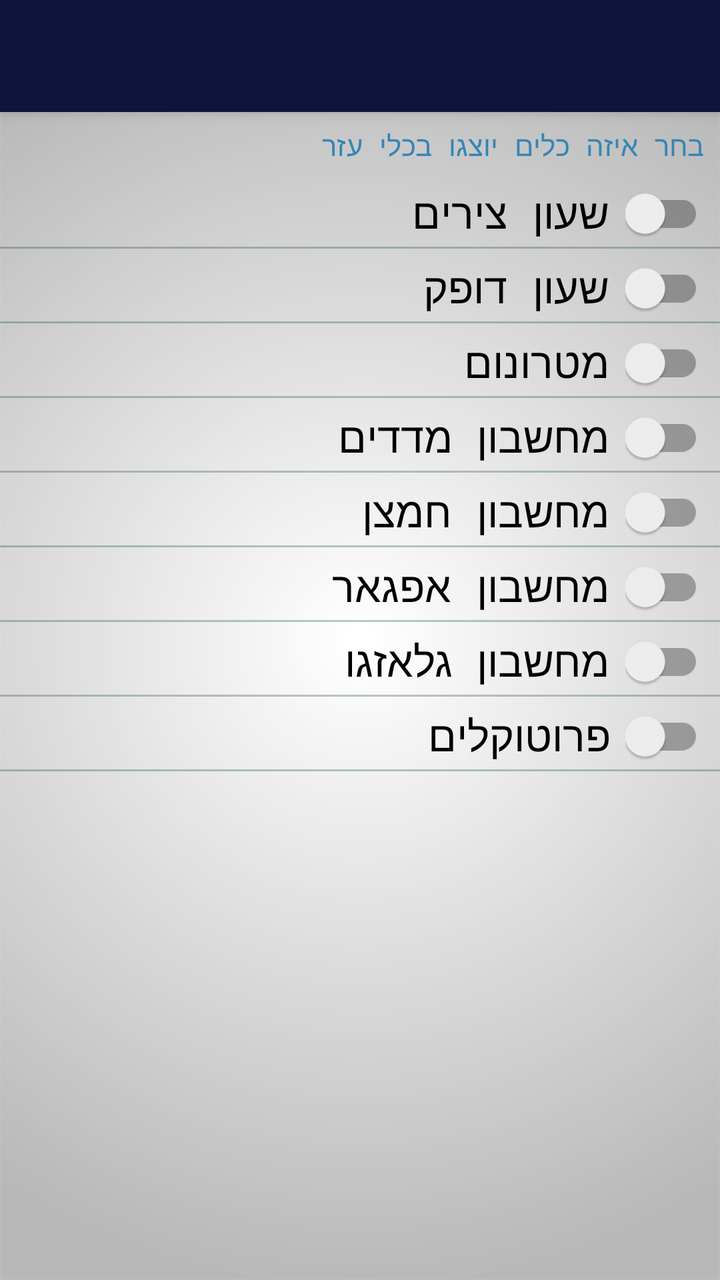
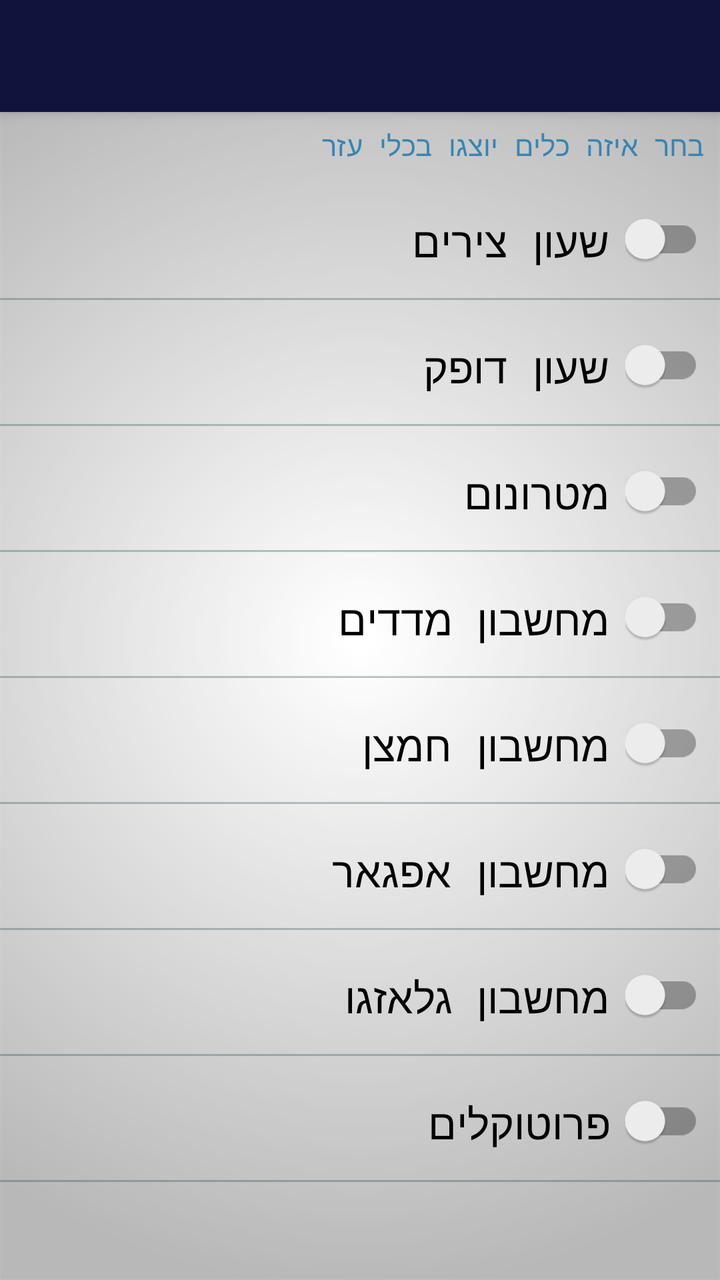

The first picture is an Android layout as it rendered before a commit; the second is the same layout after the commit. The layout source and the unified diff follow.
<!-- AndroidManifest.xml: application theme AppTheme -->
<!-- res/layout/settings_designed_tools.xml -->
<?xml version="1.0" encoding="utf-8"?>
<android.support.design.widget.CoordinatorLayout
    xmlns:android="http://schemas.android.com/apk/res/android"
    xmlns:app="http://schemas.android.com/apk/res-auto"
    android:layout_width="match_parent"
    android:layout_height="match_parent"
    xmlns:tools="http://schemas.android.com/tools"
    tools:context=".SettingsDesignedTools">
    <android.support.design.widget.AppBarLayout
        android:layout_width="match_parent"
        android:layout_height="wrap_content"
        android:theme="@style/AppTheme.AppBarOverlay">
        <android.support.v7.widget.Toolbar
            android:id="@+id/toolbar"
            android:layout_width="match_parent"
            android:layout_height="?attr/actionBarSize"
            android:background="@color/ColorPrimary"
            app:layout_scrollFlags="scroll|exitUntilCollapsed"
            app:popupTheme="@style/AppTheme.PopupOverlay" />
    </android.support.design.widget.AppBarLayout>
    <android.support.constraint.ConstraintLayout
        android:layout_width="match_parent"
        android:layout_height="match_parent"
        app:layout_behavior="@string/appbar_scrolling_view_behavior">
        <TextView
            android:id="@+id/tools_exp"
            android:layout_width="0dp"
            android:layout_height="wrap_content"
            android:layout_marginStart="8dp"
            android:layout_marginTop="7dp"
            android:layout_marginEnd="8dp"
            android:text="@string/pref_description_tools"
            android:textColor="@color/Ocean"
            app:layout_constraintEnd_toEndOf="parent"
            app:layout_constraintStart_toStartOf="parent"
            app:layout_constraintTop_toTopOf="parent" />
        <android.support.constraint.ConstraintLayout
            android:id="@+id/tzirim_pref"
            android:layout_width="match_parent"
            android:layout_height="wrap_content"
            android:layout_marginTop="8dp"
            app:layout_constraintTop_toBottomOf="@id/tools_exp">
            <android.support.v7.widget.SwitchCompat
                android:id="@+id/tzirim"
                android:layout_width="wrap_content"
                android:layout_height="wrap_content"
                android:layout_marginTop="8dp"
                android:layout_marginEnd="8dp"
                android:layout_marginBottom="8dp"
                android:clickable="false"
                app:layout_constraintBottom_toTopOf="@+id/tzirim_divider"
                app:layout_constraintEnd_toEndOf="parent"
                app:layout_constraintTop_toTopOf="parent" />
            <TextView
                android:id="@+id/tzirim_tv"
                android:layout_width="0dp"
                android:layout_height="wrap_content"
                android:layout_marginStart="8dp"
                android:layout_marginTop="2dp"
                android:layout_marginEnd="8dp"
                android:text="@string/button_f"
                android:textSize="21sp"
                app:layout_constraintEnd_toStartOf="@+id/tzirim"
                app:layout_constraintStart_toStartOf="parent"
                app:layout_constraintTop_toTopOf="parent" />
            <View
                android:id="@+id/tzirim_divider"
                android:layout_width="match_parent"
                android:layout_height="1dp"
                android:layout_marginTop="3dp"
                android:background="@color/ColorBlueAlpha"
                app:layout_constraintTop_toBottomOf="@+id/tzirim_tv" />
        </android.support.constraint.ConstraintLayout>
        <android.support.constraint.ConstraintLayout
            android:id="@+id/pulse_pref"
            android:layout_width="match_parent"
            android:layout_height="wrap_content"
            android:layout_marginTop="3dp"
            app:layout_constraintTop_toBottomOf="@+id/tzirim_pref">
            <android.support.v7.widget.SwitchCompat
                android:id="@+id/pulse"
                android:layout_width="wrap_content"
                android:layout_height="wrap_content"
                android:layout_marginTop="8dp"
                android:layout_marginEnd="8dp"
                android:layout_marginBottom="8dp"
                android:clickable="false"
                app:layout_constraintBottom_toTopOf="@+id/pulse_divider"
                app:layout_constraintEnd_toEndOf="parent"
                app:layout_constraintTop_toTopOf="parent" />
            <TextView
                android:id="@+id/pulse_tv"
                android:layout_width="0dp"
                android:layout_height="wrap_content"
                android:layout_marginStart="8dp"
                android:layout_marginTop="2dp"
                android:layout_marginEnd="8dp"
                android:text="@string/button_c"
                android:textSize="21sp"
                app:layout_constraintEnd_toStartOf="@+id/pulse"
                app:layout_constraintStart_toStartOf="parent"
                app:layout_constraintTop_toTopOf="parent" />
            <View
                android:id="@+id/pulse_divider"
                android:layout_width="match_parent"
                android:layout_height="1dp"
                android:background="@color/ColorBlueAlpha"
                android:layout_marginTop="3dp"
                app:layout_constraintTop_toBottomOf="@+id/pulse_tv" />
        </android.support.constraint.ConstraintLayout>
        <android.support.constraint.ConstraintLayout
            android:id="@+id/metro_pref"
            android:layout_width="match_parent"
            android:layout_height="wrap_content"
            android:layout_marginTop="3dp"
            app:layout_constraintTop_toBottomOf="@+id/pulse_pref">
            <android.support.v7.widget.SwitchCompat
                android:id="@+id/metro"
                android:layout_width="wrap_content"
                android:layout_height="wrap_content"
                android:layout_marginTop="8dp"
                android:layout_marginEnd="8dp"
                android:layout_marginBottom="8dp"
                android:clickable="false"
                app:layout_constraintBottom_toTopOf="@+id/metro_divider"
                app:layout_constraintEnd_toEndOf="parent"
                app:layout_constraintTop_toTopOf="parent" />
            <TextView
                android:id="@+id/metro_tv"
                android:layout_width="0dp"
                android:layout_height="wrap_content"
                android:layout_marginStart="8dp"
                android:layout_marginTop="2dp"
                android:layout_marginEnd="8dp"
                android:text="@string/button_d"
                android:textSize="21sp"
                app:layout_constraintEnd_toStartOf="@+id/metro"
                app:layout_constraintStart_toStartOf="parent"
                app:layout_constraintTop_toTopOf="parent" />
            <View
                android:id="@+id/metro_divider"
                android:layout_width="match_parent"
                android:layout_height="1dp"
                android:background="@color/ColorBlueAlpha"
                android:layout_marginTop="3dp"
                app:layout_constraintTop_toBottomOf="@+id/metro_tv" />
        </android.support.constraint.ConstraintLayout>
        <android.support.constraint.ConstraintLayout
            android:id="@+id/vital_pref"
            android:layout_width="match_parent"
            android:layout_height="wrap_content"
            android:layout_marginTop="3dp"
            app:layout_constraintTop_toBottomOf="@id/metro_pref">
            <android.support.v7.widget.SwitchCompat
                android:id="@+id/vital"
                android:layout_width="wrap_content"
                android:layout_height="wrap_content"
                android:layout_marginTop="8dp"
                android:layout_marginEnd="8dp"
                android:layout_marginBottom="8dp"
                android:clickable="false"
                app:layout_constraintBottom_toTopOf="@+id/vital_divider"
                app:layout_constraintEnd_toEndOf="parent"
                app:layout_constraintTop_toTopOf="parent" />
            <TextView
                android:id="@+id/vital_tv"
                android:layout_width="0dp"
                android:layout_height="wrap_content"
                android:layout_marginStart="8dp"
                android:layout_marginTop="2dp"
                android:layout_marginEnd="8dp"
                android:text="@string/button_e"
                android:textSize="21sp"
                app:layout_constraintEnd_toStartOf="@+id/vital"
                app:layout_constraintStart_toStartOf="parent"
                app:layout_constraintTop_toTopOf="parent" />
            <View
                android:id="@+id/vital_divider"
                android:layout_width="match_parent"
                android:layout_height="1dp"
                android:layout_marginTop="3dp"
                android:background="@color/ColorBlueAlpha"
                app:layout_constraintTop_toBottomOf="@+id/vital_tv" />
        </android.support.constraint.ConstraintLayout>
        <android.support.constraint.ConstraintLayout
            android:id="@+id/oxy_pref"
            android:layout_width="match_parent"
            android:layout_height="wrap_content"
            android:layout_marginTop="3dp"
            app:layout_constraintTop_toBottomOf="@+id/vital_pref">
            <android.support.v7.widget.SwitchCompat
                android:id="@+id/oxy"
                android:layout_width="wrap_content"
                android:layout_height="wrap_content"
                android:layout_marginTop="8dp"
                android:layout_marginEnd="8dp"
                android:layout_marginBottom="8dp"
                android:clickable="false"
                app:layout_constraintBottom_toTopOf="@+id/oxy_divider"
                app:layout_constraintEnd_toEndOf="parent"
                app:layout_constraintTop_toTopOf="parent" />
            <TextView
                android:id="@+id/oxy_tv"
                android:layout_width="0dp"
                android:layout_height="wrap_content"
                android:layout_marginStart="8dp"
                android:layout_marginTop="2dp"
                android:layout_marginEnd="8dp"
                android:text="@string/button_g"
                android:textSize="21sp"
                app:layout_constraintEnd_toStartOf="@+id/oxy"
                app:layout_constraintStart_toStartOf="parent"
                app:layout_constraintTop_toTopOf="parent" />
            <View
                android:id="@+id/oxy_divider"
                android:layout_width="match_parent"
                android:layout_height="1dp"
                android:background="@color/ColorBlueAlpha"
                android:layout_marginTop="3dp"
                app:layout_constraintTop_toBottomOf="@+id/oxy_tv" />
        </android.support.constraint.ConstraintLayout>
        <android.support.constraint.ConstraintLayout
            android:id="@+id/apgar_pref"
            android:layout_width="match_parent"
            android:layout_height="wrap_content"
            android:layout_marginTop="3dp"
            app:layout_constraintTop_toBottomOf="@+id/oxy_pref">
            <android.support.v7.widget.SwitchCompat
                android:id="@+id/apgar"
                android:layout_width="wrap_content"
                android:layout_height="wrap_content"
                android:layout_marginTop="8dp"
                android:layout_marginEnd="8dp"
                android:layout_marginBottom="8dp"
                android:clickable="false"
                app:layout_constraintBottom_toTopOf="@+id/apgar_divider"
                app:layout_constraintEnd_toEndOf="parent"
                app:layout_constraintTop_toTopOf="parent" />
            <TextView
                android:id="@+id/apgar_tv"
                android:layout_width="0dp"
                android:layout_height="wrap_content"
                android:layout_marginStart="8dp"
                android:layout_marginTop="2dp"
                android:layout_marginEnd="8dp"
                android:text="@string/button_ag"
                android:textSize="21sp"
                app:layout_constraintEnd_toStartOf="@+id/apgar"
                app:layout_constraintStart_toStartOf="parent"
                app:layout_constraintTop_toTopOf="parent" />
            <View
                android:id="@+id/apgar_divider"
                android:layout_width="match_parent"
                android:layout_height="1dp"
                android:background="@color/ColorBlueAlpha"
                android:layout_marginTop="3dp"
                app:layout_constraintTop_toBottomOf="@+id/apgar_tv" />
        </android.support.constraint.ConstraintLayout>
        <android.support.constraint.ConstraintLayout
            android:id="@+id/glazgo_pref"
            android:layout_width="match_parent"
            android:layout_height="wrap_content"
            android:layout_marginTop="3dp"
            app:layout_constraintTop_toBottomOf="@+id/apgar_pref">
            <android.support.v7.widget.SwitchCompat
                android:id="@+id/glazgo"
                android:layout_width="wrap_content"
                android:layout_height="wrap_content"
                android:layout_marginTop="8dp"
                android:layout_marginEnd="8dp"
                android:layout_marginBottom="8dp"
                android:clickable="false"
                app:layout_constraintBottom_toTopOf="@+id/glazgo_divider"
                app:layout_constraintEnd_toEndOf="parent"
                app:layout_constraintTop_toTopOf="parent" />
            <TextView
                android:id="@+id/glazgo_tv"
                android:layout_width="0dp"
                android:layout_height="wrap_content"
                android:layout_marginStart="8dp"
                android:layout_marginTop="2dp"
                android:layout_marginEnd="8dp"
                android:text="@string/button_gl"
                android:textSize="21sp"
                app:layout_constraintEnd_toStartOf="@+id/glazgo"
                app:layout_constraintStart_toStartOf="parent"
                app:layout_constraintTop_toTopOf="parent" />
            <View
                android:id="@+id/glazgo_divider"
                android:layout_width="match_parent"
                android:layout_height="1dp"
                android:background="@color/ColorBlueAlpha"
                android:layout_marginTop="3dp"
                app:layout_constraintTop_toBottomOf="@+id/glazgo_tv" />
        </android.support.constraint.ConstraintLayout>
        <android.support.constraint.ConstraintLayout
            android:id="@+id/proto_pref"
            android:layout_width="match_parent"
            android:layout_height="wrap_content"
            android:layout_marginTop="3dp"
            app:layout_constraintTop_toBottomOf="@+id/glazgo_pref">
            <android.support.v7.widget.SwitchCompat
                android:id="@+id/proto"
                android:layout_width="wrap_content"
                android:layout_height="wrap_content"
                android:layout_marginTop="8dp"
                android:layout_marginEnd="8dp"
                android:layout_marginBottom="8dp"
                android:clickable="false"
                app:layout_constraintBottom_toTopOf="@+id/proto_divider"
                app:layout_constraintEnd_toEndOf="parent"
                app:layout_constraintTop_toTopOf="parent" />
            <TextView
                android:id="@+id/proto_tv"
                android:layout_width="0dp"
                android:layout_height="wrap_content"
                android:layout_marginStart="8dp"
                android:layout_marginTop="2dp"
                android:layout_marginEnd="8dp"
                android:text="@string/button_p"
                android:textSize="21sp"
                app:layout_constraintEnd_toStartOf="@+id/proto"
                app:layout_constraintStart_toStartOf="parent"
                app:layout_constraintTop_toTopOf="parent" />
            <View
                android:id="@+id/proto_divider"
                android:layout_width="match_parent"
                android:layout_height="1dp"
                android:background="@color/ColorBlueAlpha"
                android:layout_marginTop="3dp"
                app:layout_constraintTop_toBottomOf="@+id/proto_tv" />
        </android.support.constraint.ConstraintLayout>
    </android.support.constraint.ConstraintLayout>
</android.support.design.widget.CoordinatorLayout>
<!-- resources referenced by this layout -->
<resources>
  <color name="ColorBlueAlpha">#4D194853</color>
  <color name="ColorPrimary">#10133b</color>
  <color name="Ocean">#3586B5</color>
  <string name="button_ag">מחשבון אפגאר</string>
  <string name="button_c">שעון דופק</string>
  <string name="button_d">מטרונום</string>
  <string name="button_e">מחשבון מדדים</string>
  <string name="button_f">שעון צירים</string>
  <string name="button_g">מחשבון חמצן</string>
  <string name="button_gl">מחשבון גלאזגו</string>
  <string name="button_p">פרוטוקלים</string>
  <string name="pref_description_tools">בחר איזה כלים יוצגו בכלי עזר</string>
  <style name="AppTheme.AppBarOverlay" parent="ThemeOverlay.AppCompat.Dark.ActionBar" />
  <style name="AppTheme.PopupOverlay" parent="ThemeOverlay.AppCompat.Light" />
  <style name="AppTheme" parent="Theme.AppCompat.Light">
          
          <item name="android:textColor">@color/Black</item>
          <item name="colorPrimary">@color/ColorPrimary</item>
          <item name="colorPrimaryDark">@color/ColorPrimaryDark</item>
          <item name="android:textColorHintInverse">@color/ColorBlue</item>
          <item name="actionBarTheme">@style/ThemeOverlay.AppCompat.Dark.ActionBar</item>
          <item name="buttonStyle">@style/FButton</item>
          <item name="android:buttonStyle">@style/FButton</item>
          <item name="colorAccent">@color/materialGrey300</item>
          
          <item name="android:actionMenuTextColor">@color/Black</item>
          <item name="android:itemBackground">@color/materialGrey300</item>
          <item name="android:textColorSecondary">@color/ColorRedDark</item>
          <item name="android:windowBackground">@drawable/ic_bgg</item>
          <item name="android:typeface">monospace</item>
  
          <item name="android:textColorHint">@color/ColorAqua</item>
          <item name="colorControlNormal">@color/ColorBlue</item>
          <item name="colorControlActivated">@color/ColorAqua</item>
          <item name="colorControlHighlight">@color/ColorAqua</item>
      </style>
  <color name="Black">#000000</color>
  <color name="ColorPrimaryDark">#1a1d4b</color>
  <color name="ColorBlue">#98194853</color>
  <style name="FButton" parent="Theme.AppCompat.Light">
          <item name="colorControlHighlight">@color/ColorBlue</item>
          <item name="android:textColor">@color/ColorAqua</item>
          <item name="android:textSize">20sp</item>
      </style>
  <color name="materialGrey300">#ffe0e0e0</color>
  <color name="ColorRedDark">#6b0000</color>
  <!-- drawable ic_bgg: png bitmap (drawable, 33899 bytes) -->
  <color name="ColorAqua">#32a7c3</color>
</resources>

<!-- the commit's change to res/layout/settings_designed_tools.xml (unified diff, before → after) -->
@@ -1,27 +1,31 @@
 <?xml version="1.0" encoding="utf-8"?>
-<android.support.design.widget.CoordinatorLayout
+<androidx.coordinatorlayout.widget.CoordinatorLayout
     xmlns:android="http://schemas.android.com/apk/res/android"
     xmlns:app="http://schemas.android.com/apk/res-auto"
     android:layout_width="match_parent"
     android:layout_height="match_parent"
     xmlns:tools="http://schemas.android.com/tools"
     tools:context=".SettingsDesignedTools">
-    <android.support.design.widget.AppBarLayout
+    <com.google.android.material.appbar.AppBarLayout
         android:layout_width="match_parent"
         android:layout_height="wrap_content"
         android:theme="@style/AppTheme.AppBarOverlay">
-        <android.support.v7.widget.Toolbar
+        <androidx.appcompat.widget.Toolbar
             android:id="@+id/toolbar"
             android:layout_width="match_parent"
             android:layout_height="?attr/actionBarSize"
             android:background="@color/ColorPrimary"
             app:layout_scrollFlags="scroll|exitUntilCollapsed"
             app:popupTheme="@style/AppTheme.PopupOverlay" />
-    </android.support.design.widget.AppBarLayout>
-    <android.support.constraint.ConstraintLayout
+    </com.google.android.material.appbar.AppBarLayout>
+    <androidx.core.widget.NestedScrollView
+        android:layout_width="match_parent"
+        android:layout_height="wrap_content"
+        app:layout_behavior="com.google.android.material.appbar.AppBarLayout$ScrollingViewBehavior">
+    <androidx.constraintlayout.widget.ConstraintLayout
         android:layout_width="match_parent"
         android:layout_height="match_parent"
-        app:layout_behavior="@string/appbar_scrolling_view_behavior">
+        android:layout_marginBottom="30dp">
         <TextView
             android:id="@+id/tools_exp"
             android:layout_width="0dp"
@@ -34,13 +38,13 @@
             app:layout_constraintEnd_toEndOf="parent"
             app:layout_constraintStart_toStartOf="parent"
             app:layout_constraintTop_toTopOf="parent" />
-        <android.support.constraint.ConstraintLayout
+        <androidx.constraintlayout.widget.ConstraintLayout
             android:id="@+id/tzirim_pref"
             android:layout_width="match_parent"
-            android:layout_height="wrap_content"
+            android:layout_height="60dp"
             android:layout_marginTop="8dp"
             app:layout_constraintTop_toBottomOf="@id/tools_exp">
-            <android.support.v7.widget.SwitchCompat
+            <androidx.appcompat.widget.SwitchCompat
                 android:id="@+id/tzirim"
                 android:layout_width="wrap_content"
                 android:layout_height="wrap_content"
@@ -62,22 +66,23 @@
                 android:textSize="21sp"
                 app:layout_constraintEnd_toStartOf="@+id/tzirim"
                 app:layout_constraintStart_toStartOf="parent"
-                app:layout_constraintTop_toTopOf="parent" />
+                app:layout_constraintTop_toTopOf="parent"
+                app:layout_constraintBottom_toTopOf="@id/tzirim_divider"/>
             <View
                 android:id="@+id/tzirim_divider"
                 android:layout_width="match_parent"
                 android:layout_height="1dp"
                 android:layout_marginTop="3dp"
                 android:background="@color/ColorBlueAlpha"
-                app:layout_constraintTop_toBottomOf="@+id/tzirim_tv" />
-        </android.support.constraint.ConstraintLayout>
-        <android.support.constraint.ConstraintLayout
+                app:layout_constraintBottom_toBottomOf="parent" />
+        </androidx.constraintlayout.widget.ConstraintLayout>
+        <androidx.constraintlayout.widget.ConstraintLayout
             android:id="@+id/pulse_pref"
             android:layout_width="match_parent"
-            android:layout_height="wrap_content"
+            android:layout_height="60dp"
             android:layout_marginTop="3dp"
             app:layout_constraintTop_toBottomOf="@+id/tzirim_pref">
-            <android.support.v7.widget.SwitchCompat
+            <androidx.appcompat.widget.SwitchCompat
                 android:id="@+id/pulse"
                 android:layout_width="wrap_content"
                 android:layout_height="wrap_content"
@@ -99,22 +104,24 @@
                 android:textSize="21sp"
                 app:layout_constraintEnd_toStartOf="@+id/pulse"
                 app:layout_constraintStart_toStartOf="parent"
-                app:layout_constraintTop_toTopOf="parent" />
+                app:layout_constraintTop_toTopOf="parent"
+                app:layout_constraintBottom_toTopOf="@id/pulse_divider"
+                />
             <View
                 android:id="@+id/pulse_divider"
                 android:layout_width="match_parent"
                 android:layout_height="1dp"
                 android:background="@color/ColorBlueAlpha"
                 android:layout_marginTop="3dp"
-                app:layout_constraintTop_toBottomOf="@+id/pulse_tv" />
-        </android.support.constraint.ConstraintLayout>
-        <android.support.constraint.ConstraintLayout
+                app:layout_constraintBottom_toBottomOf="parent" />
+        </androidx.constraintlayout.widget.ConstraintLayout>
+        <androidx.constraintlayout.widget.ConstraintLayout
             android:id="@+id/metro_pref"
             android:layout_width="match_parent"
-            android:layout_height="wrap_content"
+            android:layout_height="60dp"
             android:layout_marginTop="3dp"
             app:layout_constraintTop_toBottomOf="@+id/pulse_pref">
-            <android.support.v7.widget.SwitchCompat
+            <androidx.appcompat.widget.SwitchCompat
                 android:id="@+id/metro"
                 android:layout_width="wrap_content"
                 android:layout_height="wrap_content"
@@ -136,22 +143,23 @@
                 android:textSize="21sp"
                 app:layout_constraintEnd_toStartOf="@+id/metro"
                 app:layout_constraintStart_toStartOf="parent"
-                app:layout_constraintTop_toTopOf="parent" />
+                app:layout_constraintTop_toTopOf="parent"
+                app:layout_constraintBottom_toTopOf="@id/metro_divider"/>
             <View
                 android:id="@+id/metro_divider"
                 android:layout_width="match_parent"
                 android:layout_height="1dp"
                 android:background="@color/ColorBlueAlpha"
                 android:layout_marginTop="3dp"
-                app:layout_constraintTop_toBottomOf="@+id/metro_tv" />
-        </android.support.constraint.ConstraintLayout>
-        <android.support.constraint.ConstraintLayout
+                app:layout_constraintBottom_toBottomOf="parent" />
+        </androidx.constraintlayout.widget.ConstraintLayout>
+        <androidx.constraintlayout.widget.ConstraintLayout
             android:id="@+id/vital_pref"
             android:layout_width="match_parent"
-            android:layout_height="wrap_content"
+            android:layout_height="60dp"
             android:layout_marginTop="3dp"
             app:layout_constraintTop_toBottomOf="@id/metro_pref">
-            <android.support.v7.widget.SwitchCompat
+            <androidx.appcompat.widget.SwitchCompat
                 android:id="@+id/vital"
                 android:layout_width="wrap_content"
                 android:layout_height="wrap_content"
@@ -173,22 +181,23 @@
                 android:textSize="21sp"
                 app:layout_constraintEnd_toStartOf="@+id/vital"
                 app:layout_constraintStart_toStartOf="parent"
-                app:layout_constraintTop_toTopOf="parent" />
+                app:layout_constraintTop_toTopOf="parent"
+                app:layout_constraintBottom_toTopOf="@id/vital_divider"/>
             <View
                 android:id="@+id/vital_divider"
                 android:layout_width="match_parent"
                 android:layout_height="1dp"
                 android:layout_marginTop="3dp"
                 android:background="@color/ColorBlueAlpha"
-                app:layout_constraintTop_toBottomOf="@+id/vital_tv" />
-        </android.support.constraint.ConstraintLayout>
-        <android.support.constraint.ConstraintLayout
+                app:layout_constraintBottom_toBottomOf="parent" />
+        </androidx.constraintlayout.widget.ConstraintLayout>
+        <androidx.constraintlayout.widget.ConstraintLayout
             android:id="@+id/oxy_pref"
             android:layout_width="match_parent"
-            android:layout_height="wrap_content"
+            android:layout_height="60dp"
             android:layout_marginTop="3dp"
             app:layout_constraintTop_toBottomOf="@+id/vital_pref">
-            <android.support.v7.widget.SwitchCompat
+            <androidx.appcompat.widget.SwitchCompat
                 android:id="@+id/oxy"
                 android:layout_width="wrap_content"
                 android:layout_height="wrap_content"
@@ -210,22 +219,23 @@
                 android:textSize="21sp"
                 app:layout_constraintEnd_toStartOf="@+id/oxy"
                 app:layout_constraintStart_toStartOf="parent"
-                app:layout_constraintTop_toTopOf="parent" />
+                app:layout_constraintTop_toTopOf="parent"
+                app:layout_constraintBottom_toTopOf="@id/oxy_divider"/>
             <View
                 android:id="@+id/oxy_divider"
                 android:layout_width="match_parent"
                 android:layout_height="1dp"
                 android:background="@color/ColorBlueAlpha"
                 android:layout_marginTop="3dp"
-                app:layout_constraintTop_toBottomOf="@+id/oxy_tv" />
-        </android.support.constraint.ConstraintLayout>
-        <android.support.constraint.ConstraintLayout
+                app:layout_constraintBottom_toBottomOf="parent" />
+        </androidx.constraintlayout.widget.ConstraintLayout>
+        <androidx.constraintlayout.widget.ConstraintLayout
             android:id="@+id/apgar_pref"
             android:layout_width="match_parent"
-            android:layout_height="wrap_content"
+            android:layout_height="60dp"
             android:layout_marginTop="3dp"
             app:layout_constraintTop_toBottomOf="@+id/oxy_pref">
-            <android.support.v7.widget.SwitchCompat
+            <androidx.appcompat.widget.SwitchCompat
                 android:id="@+id/apgar"
                 android:layout_width="wrap_content"
                 android:layout_height="wrap_content"
@@ -247,22 +257,23 @@
                 android:textSize="21sp"
                 app:layout_constraintEnd_toStartOf="@+id/apgar"
                 app:layout_constraintStart_toStartOf="parent"
-                app:layout_constraintTop_toTopOf="parent" />
+                app:layout_constraintTop_toTopOf="parent"
+                app:layout_constraintBottom_toTopOf="@id/apgar_divider"/>
             <View
                 android:id="@+id/apgar_divider"
                 android:layout_width="match_parent"
                 android:layout_height="1dp"
                 android:background="@color/ColorBlueAlpha"
                 android:layout_marginTop="3dp"
-                app:layout_constraintTop_toBottomOf="@+id/apgar_tv" />
-        </android.support.constraint.ConstraintLayout>
-        <android.support.constraint.ConstraintLayout
+                app:layout_constraintBottom_toBottomOf="parent" />
+        </androidx.constraintlayout.widget.ConstraintLayout>
+        <androidx.constraintlayout.widget.ConstraintLayout
             android:id="@+id/glazgo_pref"
             android:layout_width="match_parent"
-            android:layout_height="wrap_content"
+            android:layout_height="60dp"
             android:layout_marginTop="3dp"
             app:layout_constraintTop_toBottomOf="@+id/apgar_pref">
-            <android.support.v7.widget.SwitchCompat
+            <androidx.appcompat.widget.SwitchCompat
                 android:id="@+id/glazgo"
                 android:layout_width="wrap_content"
                 android:layout_height="wrap_content"
@@ -270,7 +281,7 @@
                 android:layout_marginEnd="8dp"
                 android:layout_marginBottom="8dp"
                 android:clickable="false"
-                app:layout_constraintBottom_toTopOf="@+id/glazgo_divider"
+                app:layout_constraintBottom_toTopOf="@id/glazgo_divider"
                 app:layout_constraintEnd_toEndOf="parent"
                 app:layout_constraintTop_toTopOf="parent" />
             <TextView
@@ -284,22 +295,23 @@
                 android:textSize="21sp"
                 app:layout_constraintEnd_toStartOf="@+id/glazgo"
                 app:layout_constraintStart_toStartOf="parent"
-                app:layout_constraintTop_toTopOf="parent" />
+                app:layout_constraintTop_toTopOf="parent"
+                app:layout_constraintBottom_toTopOf="@id/glazgo_divider" />
             <View
                 android:id="@+id/glazgo_divider"
                 android:layout_width="match_parent"
                 android:layout_height="1dp"
                 android:background="@color/ColorBlueAlpha"
                 android:layout_marginTop="3dp"
-                app:layout_constraintTop_toBottomOf="@+id/glazgo_tv" />
-        </android.support.constraint.ConstraintLayout>
-        <android.support.constraint.ConstraintLayout
+                app:layout_constraintBottom_toBottomOf="parent" />
+        </androidx.constraintlayout.widget.ConstraintLayout>
+        <androidx.constraintlayout.widget.ConstraintLayout
             android:id="@+id/proto_pref"
             android:layout_width="match_parent"
-            android:layout_height="wrap_content"
+            android:layout_height="60dp"
             android:layout_marginTop="3dp"
             app:layout_constraintTop_toBottomOf="@+id/glazgo_pref">
-            <android.support.v7.widget.SwitchCompat
+            <androidx.appcompat.widget.SwitchCompat
                 android:id="@+id/proto"
                 android:layout_width="wrap_content"
                 android:layout_height="wrap_content"
@@ -321,14 +333,16 @@
                 android:textSize="21sp"
                 app:layout_constraintEnd_toStartOf="@+id/proto"
                 app:layout_constraintStart_toStartOf="parent"
-                app:layout_constraintTop_toTopOf="parent" />
+                app:layout_constraintTop_toTopOf="parent"
+                app:layout_constraintBottom_toTopOf="@id/proto_divider" />
             <View
                 android:id="@+id/proto_divider"
                 android:layout_width="match_parent"
                 android:layout_height="1dp"
                 android:background="@color/ColorBlueAlpha"
                 android:layout_marginTop="3dp"
-                app:layout_constraintTop_toBottomOf="@+id/proto_tv" />
-        </android.support.constraint.ConstraintLayout>
-    </android.support.constraint.ConstraintLayout>
-</android.support.design.widget.CoordinatorLayout>
+                app:layout_constraintBottom_toBottomOf="parent" />
+        </androidx.constraintlayout.widget.ConstraintLayout>
+    </androidx.constraintlayout.widget.ConstraintLayout>
+    </androidx.core.widget.NestedScrollView>
+</androidx.coordinatorlayout.widget.CoordinatorLayout>
